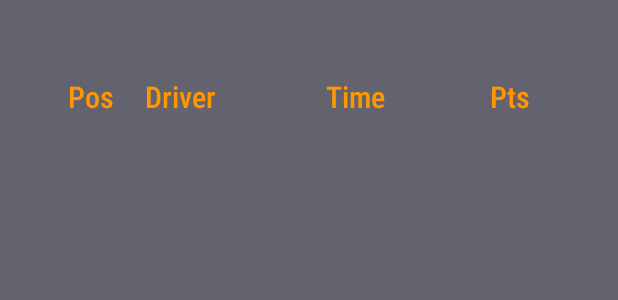
After one commit to GaelRGuerreiro/Recuperacion-T2-DI, an Android app: the layout inicio_fragment.xml on its own in the app's theme, with its tools: preview values and no code run, on a phone screen of 412 x 824 dp. The commit adds this screen. Shown: the top 300 px of the screen. Run offline under Robolectric (Android 15) with nearby library versions, the phone set to English and light mode, and no system bars; network calls fail.

Commit message:
Fragment Inicio Completado.Rama Inicio Terminada

```diff
--- /dev/null
+++ b/app/src/main/res/layout/inicio_fragment.xml
@@ -0,0 +1,107 @@
+<?xml version="1.0" encoding="utf-8"?>
+<androidx.constraintlayout.widget.ConstraintLayout xmlns:android="http://schemas.android.com/apk/res/android"
+    xmlns:app="http://schemas.android.com/apk/res-auto"
+    xmlns:tools="http://schemas.android.com/tools"
+    android:layout_width="match_parent"
+    android:layout_height="match_parent"
+    android:fitsSystemWindows="true"
+    android:background="@color/grey"
+    >
+
+    <LinearLayout
+        android:id="@+id/cabeceraResultados"
+        android:layout_width="wrap_content"
+        android:layout_height="wrap_content"
+        android:layout_marginTop="10dp"
+        app:layout_constraintStart_toStartOf="@id/inicio_recycler"
+        app:layout_constraintEnd_toEndOf="@id/inicio_recycler"
+        app:layout_constraintTop_toBottomOf="@+id/circuitNameTextView">
+
+        <TextView
+            android:id="@+id/position"
+            android:layout_width="31dp"
+            android:layout_height="wrap_content"
+            android:layout_marginLeft="10dp"
+            android:fontFamily="sans-serif-condensed-medium"
+            android:textSize="20sp"
+            android:text="Pos"
+            android:textColor="@color/orenage"
+            app:layout_constraintBottom_toBottomOf="parent"
+            app:layout_constraintStart_toStartOf="parent"
+            app:layout_constraintTop_toTopOf="parent" />
+        <TextView
+            android:id="@+id/driverName"
+            android:layout_width="50dp"
+            android:layout_height="wrap_content"
+            android:layout_marginLeft="20dp"
+            android:textColor="@color/orenage"
+
+            android:fontFamily="sans-serif-condensed-medium"
+            android:text="Driver"
+            android:textSize="20sp"
+            app:layout_constraintBottom_toBottomOf="parent"
+            app:layout_constraintStart_toEndOf="@id/position"
+            app:layout_constraintTop_toTopOf="parent" />
+
+
+
+
+        <TextView
+            android:id="@+id/time"
+            android:layout_width="180dp"
+            android:layout_height="wrap_content"
+            android:fontFamily="sans-serif-condensed-medium"
+            android:textAlignment="center"
+            android:textSize="20sp"
+            android:text="Time"
+            android:textColor="@color/orenage"
+
+            app:flow_horizontalAlign="center"
+            app:layout_constraintBottom_toBottomOf="parent"
+            app:layout_constraintEnd_toStartOf="@id/points"
+            app:layout_constraintStart_toEndOf="@id/driverName"
+            app:layout_constraintTop_toTopOf="parent" />
+
+
+        <TextView
+            android:id="@+id/points"
+            android:layout_width="50dp"
+            android:layout_height="wrap_content"
+            android:fontFamily="sans-serif-condensed-medium"
+            android:textAlignment="textStart"
+            android:textSize="20sp"
+            android:text="Pts"
+            android:textColor="@color/orenage"
+            app:flow_horizontalAlign="start"
+            app:layout_constraintBottom_toBottomOf="parent"
+            app:layout_constraintEnd_toEndOf="parent"
+            app:layout_constraintStart_toEndOf="@id/time"
+            app:layout_constraintTop_toTopOf="parent" />
+
+
+    </LinearLayout>
+
+    <TextView
+        android:id="@+id/circuitNameTextView"
+        android:textColor="@color/black"
+        android:layout_marginLeft="10dp"
+        android:layout_marginRight="10dp"
+        android:layout_width="wrap_content"
+        android:layout_height="wrap_content"
+        app:layout_constraintTop_toTopOf="parent"
+        app:layout_constraintStart_toStartOf="parent"
+        app:layout_constraintEnd_toEndOf="parent"
+        android:textSize="30sp"/>
+
+    <!-- RecyclerView -->
+    <androidx.recyclerview.widget.RecyclerView
+        android:layout_marginTop="10dp"
+        android:id="@+id/inicio_recycler"
+        android:layout_width="wrap_content"
+        android:layout_height="0dp"
+        app:layout_constraintBottom_toBottomOf="parent"
+        app:layout_constraintEnd_toEndOf="parent"
+        app:layout_constraintStart_toStartOf="parent"
+        app:layout_constraintTop_toBottomOf="@+id/cabeceraResultados" />
+
+</androidx.constraintlayout.widget.ConstraintLayout>
--- a/app/src/main/res/values-night/themes.xml
+++ b/app/src/main/res/values-night/themes.xml
@@ -2,6 +2,6 @@
     <!-- Base application theme. -->
     <style name="Base.Theme.F1RacingLPG" parent="Theme.Material3.DayNight.NoActionBar">
         <!-- Customize your dark theme here. -->
-        <!-- <item name="colorPrimary">@color/my_dark_primary</item> -->
+        <item name="android:windowBackground">@color/drawerBackground</item>
     </style>
 </resources>
--- a/app/src/main/res/values/colors.xml
+++ b/app/src/main/res/values/colors.xml
@@ -1,8 +1,19 @@
 <?xml version="1.0" encoding="utf-8"?>
 <resources>
     <color name="black">#FF000000</color>
-    <color name="white">#FFFFFFFF</color>
     <color name="buttonColor">#FF0000</color>
     <color name="drawerBackground">#424242</color>
+    <color name="blue">#00D8FF</color>
+    <color name="green">#12B60C</color>
+    <color name="grey">#63626E</color>
+    <color name="white">#FBFBFB</color>
+    <color name="orenage">#FF9700</color>
+    <color name="purple">#BB00FF</color>
+
+
+
+
+
+
 
 </resources>
--- a/app/src/main/res/values/themes.xml
+++ b/app/src/main/res/values/themes.xml
@@ -5,6 +5,7 @@
         <item name="toolbarStyle">@style/Widget.MaterialComponents.Toolbar.PrimarySurface</item>
         <item name="drawerArrowStyle">@style/F1RacingLPGTheme.DrawerArrowStyle</item>
         <item name="buttonStyle">@style/RedButton</item>
+        <item name="backgroundTint">@color/drawerBackground</item>
 
 
     </style>
```
Also changed, not shown: app/build.gradle.kts (+20 -0 lines), app/src/main/AndroidManifest.xml (+6 -3 lines), app/src/main/java/com/example/f1racinglpg/CorredorData.java (added, +64 -0 lines), app/src/main/java/com/example/f1racinglpg/InicioFragment.java (added, +151 -0 lines), app/src/main/java/com/example/f1racinglpg/InicioViewAdapter.java (added, +47 -0 lines), app/src/main/java/com/example/f1racinglpg/InicioViewHolder.java (added, +41 -0 lines), app/src/main/java/com/example/f1racinglpg/MainActivity.java (+75 -34 lines), app/src/main/res/layout/activity_main.xml (+9 -1 lines), app/src/main/res/layout/inicio_recycler_cell.xml (added, +71 -0 lines), app/src/main/res/navigation/nav.xml (added, +20 -0 lines).
